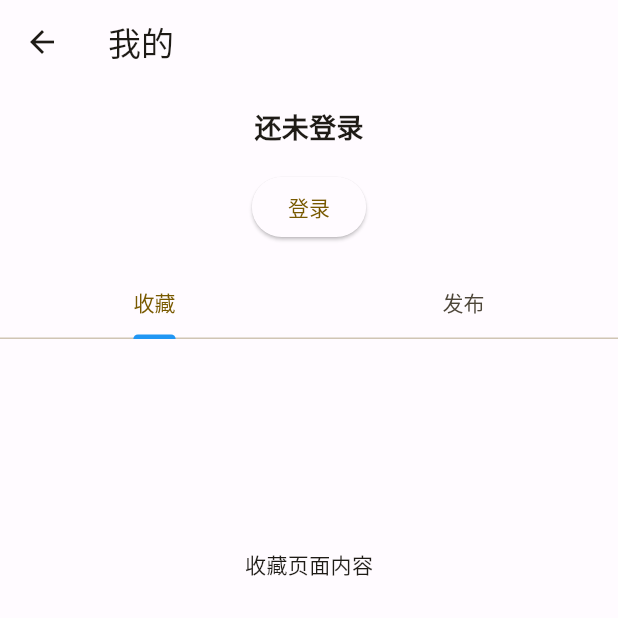
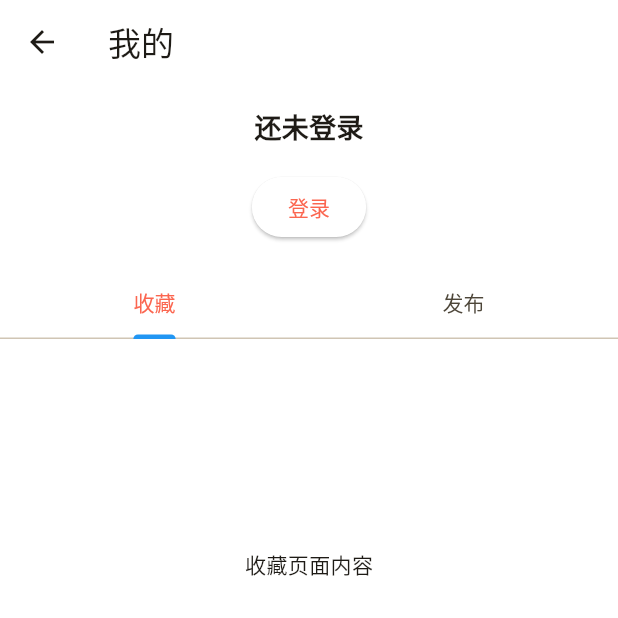
Before and after one commit to Flover-am/mise_seecooker_app, a Flutter app: the AccountPage screen opened directly, on a phone screen of 412 x 824 dp, the top half of it. Run offline on Flutter 3.47's test engine with Material 2 defaults, Android fonts, the phone set to English and light mode, and no system bars; our stand-ins replace card_swiper, fluttertoast, image_picker, share_plus, shared_preferences, transparent_image and 1 more; accounts and stored records are empty; network calls fail.

Commit message:
chore: change primary color

```diff
--- a/lib/utils/color_schems.dart
+++ b/lib/utils/color_schems.dart
@@ -70,10 +70,10 @@ const darkColorScheme = ColorScheme(
 
 const customLightColorScheme = ColorScheme(
   brightness: Brightness.light,
-  primary: Color(0xFF785900),
+  primary: Color(0xFFFB6650),
   onPrimary: Color(0xFFFFFFFF),
-  primaryContainer: Color(0xFFFFDF9E),
-  onPrimaryContainer: Color(0xFF261A00),
+  primaryContainer: Color(0xFFFB6650),
+  onPrimaryContainer: Color(0xFFFFFFFF),
   secondary: Color(0xFF6B5D3F),
   onSecondary: Color(0xFFFFFFFF),
   secondaryContainer: Color(0xFFF5E0BB),
@@ -88,7 +88,7 @@ const customLightColorScheme = ColorScheme(
   onErrorContainer: Color(0xFF410002),
   background: Color(0xFFFFFFFF),
   onBackground: Color(0xFF1E1B16),
-  surface: Color(0xFFFFFBFF),
+  surface: Color(0xFFFFFFFF),
   onSurface: Color(0xFF1E1B16),
   surfaceVariant: Color(0xFFF4F4F4),
   onSurfaceVariant: Color(0xFF4D4639),
```
